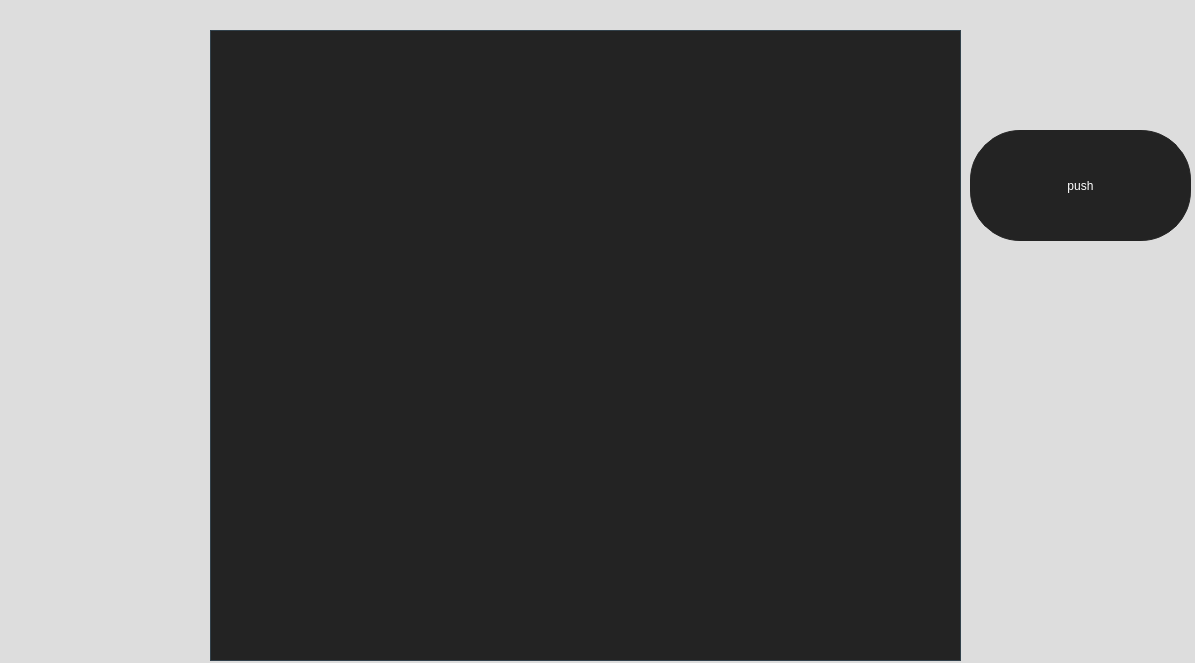
Old version of the form mainwindow.ui in the repository zaid515/MyUI.
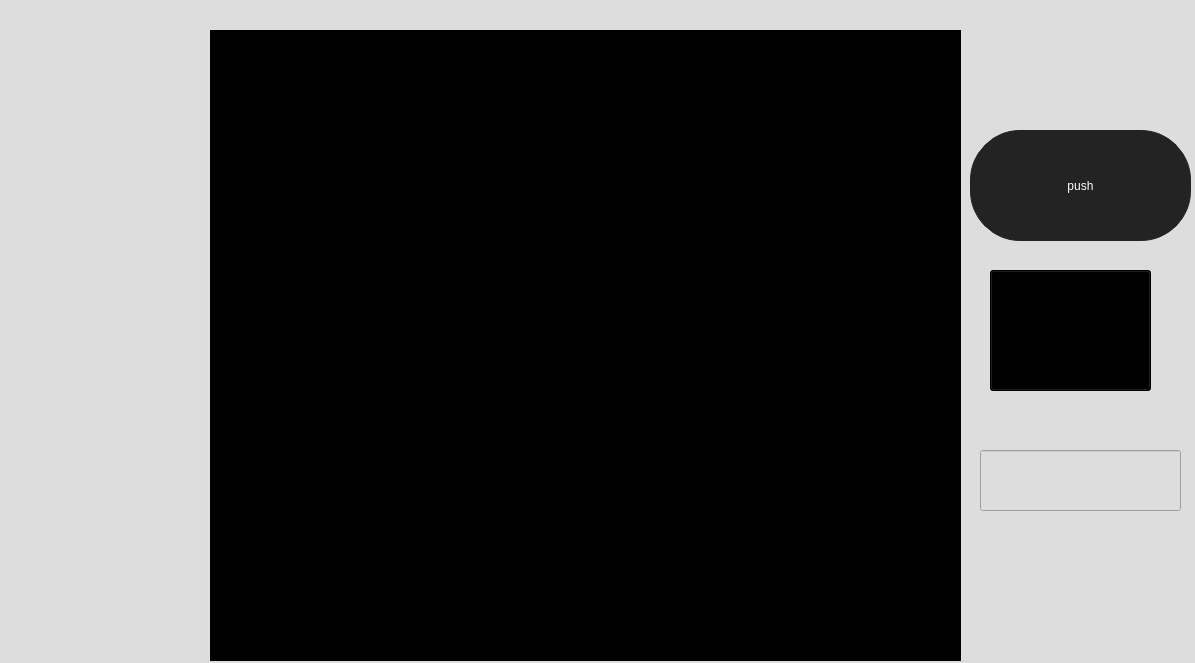
New version of the form. Custom widgets are drawn as their Qt base class.

Commit message: tring it implement line edit

```diff
--- a/mainwindow.ui
+++ b/mainwindow.ui
@@ -194,188 +194,42 @@
       <height>631</height>
      </rect>
     </property>
+    <property name="autoFillBackground">
+     <bool>true</bool>
+    </property>
     <property name="styleSheet">
-     <string notr="true">QTableView
-{
-    
-	background-color: rgb(35,35,35);
-    border: 1px solid #32414B;
-    color: rgb(255,255,255);
-    gridline-color:  rgb(0,0,0);
-    outline : 0;
-}
-
-
-QTableView::disabled
-{
-    background-color: #242526;
-    border: 1px solid #32414B;
-    color: #656565;
-    gridline-color: #656565;
-    outline : 0;
-
-}
-
-
-QTableView::item:hover 
-{
-    background-color: rgb(85,85,85);
-    color: rgb(255,255,255);
-
-}
-
-
-QTableView::item:selected 
-{
-    background-color: rgb(0,0,0);
-    border: 1px solid rgb(255,235,12);
-    color: rgb(255,235,12);
-
-}
-
-
-QTableView::item:selected:disabled
-{
-    background-color: #1a1b1c;
-    border: 2px solid #525251;
-    color: #656565;
-
-}
-
-
-QTableCornerButton::section
-{
-	
-	
-    background-color: rgb(255,235,12);
-    color: rgb(255,255,255);
-
-}
-
-
-QHeaderView::section
-{
-    background-color: rgb(255,235,12);
-    color: rgb(0,0,0);
-    text-align: left;
-	padding: 4px;
-	font: 12pt &quot;Segoe UI&quot;;
-}
-
-
-QHeaderView::section:disabled
-{
-    background-color: rgb(0,0,0);
-    color: #656565;
-
-}
-
-
-QHeaderView::section:checked
-{
-	
-	border-color: rgb(0, 0, 0);
-    color: #fff;
-    background-color:  rgb(25,25,25);
-
-}
-
-
-QHeaderView::section:checked:disabled
-{
-    color: #656565;
-    background-color: #525251;
-
-}
-
-
-QHeaderView::section::vertical::first,
-QHeaderView::section::vertical::only-one
-{
-    border-top: 1px solid #353635;
-}
-
-
-QHeaderView::section::vertical
-{
-    border-top: 1px solid #353635;
-
-}
-
-
-QHeaderView::section::horizontal::first,
-QHeaderView::section::horizontal::only-one
-{
-    border-left: 1px solid #353635;
-
-}
-
-
-QHeaderView::section::horizontal
-{
-    border-left: 1px solid #353635;
-
-}
-QScrollBar:vertical
-{
-    background-color: #3d3d3d;
-    width: 13px;
-	border-radius: 5px;
-    margin: 16px 0 16px 0;
-    border: 1px solid #222222;
-
-}
-
-
-QScrollBar::handle:vertical
-{
-    background-color: rgb(255,235,12);
-	width: 5px;
-    min-height: 20px;
-	border-radius: 5px;
-}
-
-
-QScrollBar::add-line:vertical
-{
-   background: none;
-}
-
-
-QScrollBar::sub-line:vertical
-{
-   background: none;
-}
-
-
-QScrollBar::up-arrow:vertical
-{
-    background: none;
-}
-
-
-QScrollBar::down-arrow:vertical
-{
-   background: none;
-}
-
-
-QScrollBar::add-page:vertical, QScrollBar::sub-page:vertical
-{
-    background: none;
-
-}
-</string>
+     <string notr="true">background-color: transperant;</string>
     </property>
    </widget>
-   <widget class="QWidget" name="widget_2" native="true">
+   <widget class="QPushButton" name="zaidBt">
     <property name="geometry">
      <rect>
       <x>990</x>
-      <y>310</y>
-      <width>171</width>
-      <height>141</height>
+      <y>270</y>
+      <width>161</width>
+      <height>121</height>
      </rect>
+    </property>
+    <property name="styleSheet">
+     <string notr="true">background-color: transperant;</string>
+    </property>
+    <property name="text">
+     <string>zaid</string>
+    </property>
+   </widget>
+   <widget class="TextEdit" name="lineEdit">
+    <property name="geometry">
+     <rect>
+      <x>980</x>
+      <y>450</y>
+      <width>201</width>
+      <height>61</height>
+     </rect>
+    </property>
+    <property name="font">
+     <font>
+      <pointsize>12</pointsize>
+     </font>
     </property>
    </widget>
   </widget>
@@ -392,6 +246,11 @@
    <header>UI/sidebar.hpp</header>
    <container>1</container>
   </customwidget>
+  <customwidget>
+   <class>TextEdit</class>
+   <extends>QLineEdit</extends>
+   <header>UI/textedit.hpp</header>
+  </customwidget>
  </customwidgets>
  <resources/>
  <connections/>
```
Left out of the diff: 18 changed lines with no effect on the pictures. The commit also changes 19 other files.
